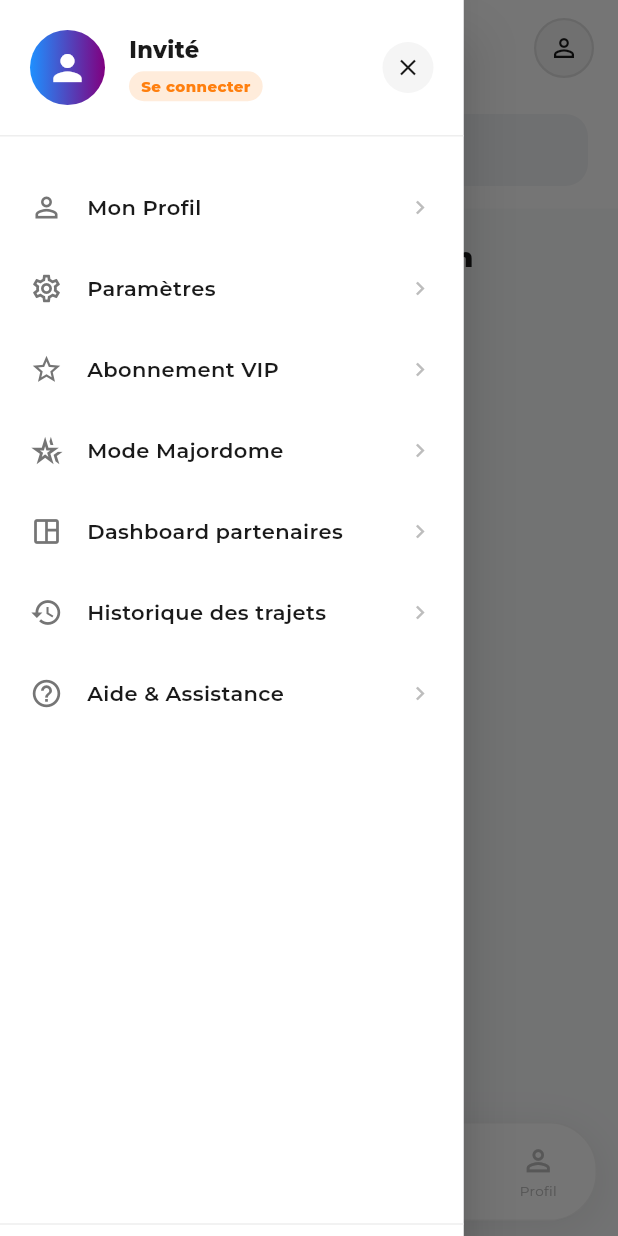
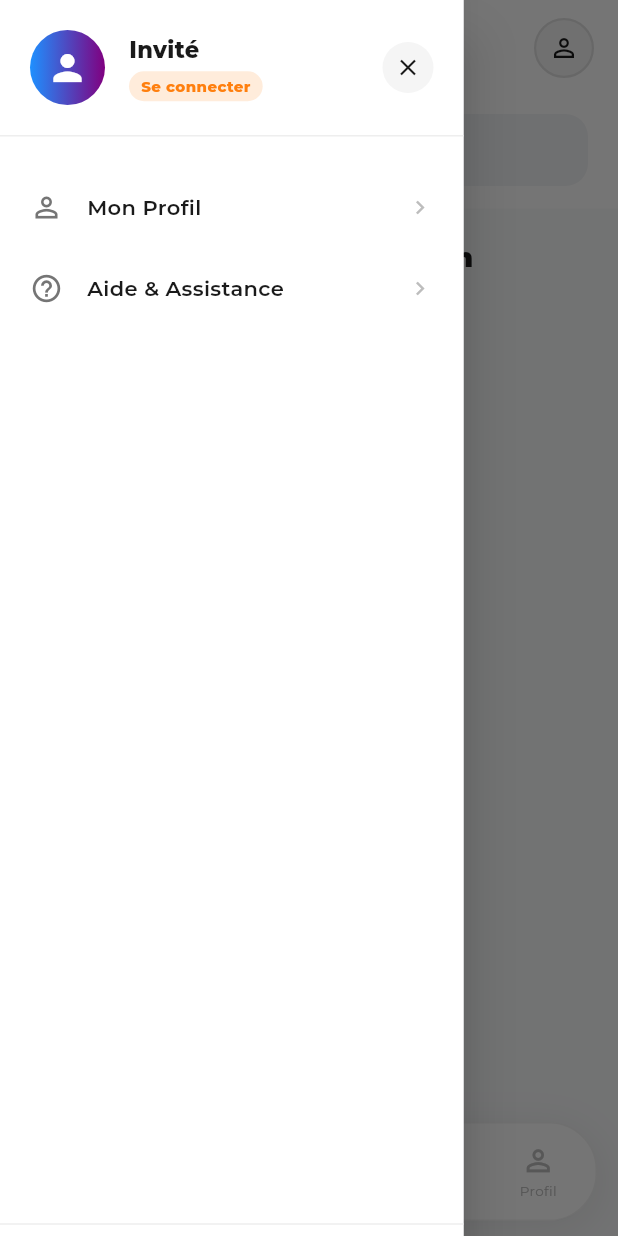
Before and after one commit to EUDYDEV/drift_app, a Flutter app: the screen it shows after launch, item 2 of the bottom bar chosen, after a tap on "DriFt", on a phone screen of 412 x 824 dp. Run offline on Flutter 3.47's test engine with Material 3 defaults, Android fonts, the phone set to English and light mode, and no system bars; our stand-ins replace flutter_map, flutter_secure_storage, geocoding, geolocator, google_fonts, latlong2 and 2 more; missing offline and left inert: panorama; network calls fail.

Commit message:
secure client drawer navigation

```diff
--- a/lib/screens/menu/settings_page.dart
+++ b/lib/screens/menu/settings_page.dart
@@ -9,7 +9,6 @@ import 'premium_page.dart';
 import 'help_page.dart';
 import 'payment_methods_page.dart';
 import 'history_page.dart';
-import 'partner_dashboard_page.dart';
 import '../pages/majordome_brief_page.dart';
 
 class SettingsPage extends StatefulWidget {
@@ -90,13 +89,6 @@ class _SettingsPageState extends State<SettingsPage> {
                   context,
                   MaterialPageRoute(
                       builder: (_) => const MajordomeBriefPage()));
-            }),
-            _buildSettingsTile(context, Icons.space_dashboard_outlined,
-                'Dashboard partenaires', onTap: () {
-              Navigator.push(
-                  context,
-                  MaterialPageRoute(
-                      builder: (_) => const PartnerDashboardPage()));
             }),
             _buildSettingsTile(context, Icons.star_border, 'Abonnement Premium',
                 iconColor: AppColors.orange, onTap: () {
@@ -217,8 +209,8 @@ class _SettingsPageState extends State<SettingsPage> {
           subtitle: subtitle != null
               ? Text(
                   subtitle,
-                  style:
-                      GoogleFonts.montserrat(fontSize: 12, color: AppColors.grayText),
+                  style: GoogleFonts.montserrat(
+                      fontSize: 12, color: AppColors.grayText),
                 )
               : null,
           trailing: trailing ??
--- a/lib/services/auth_service.dart
+++ b/lib/services/auth_service.dart
@@ -19,9 +19,10 @@ class AuthService extends ChangeNotifier {
   String _userName = '';
   String _userEmail = '';
   bool _isVip = false;
+  bool _sessionValidated = false;
   bool _initialized = false;
 
-  bool get isAuthenticated => _token != null;
+  bool get isAuthenticated => _token != null && _sessionValidated;
   String get userName => _userName;
   String get userEmail => _userEmail;
   bool get isVip => isAuthenticated && _isVip;
@@ -35,6 +36,7 @@ class AuthService extends ChangeNotifier {
     _initialized = true;
 
     _token = await readToken();
+    _sessionValidated = false;
     if (_token != null) {
       await _refreshProfile(clearTokenOnUnauthorized: true);
     }
@@ -67,7 +69,8 @@ class AuthService extends ChangeNotifier {
       );
 
       if (response.statusCode != 201) {
-        debugPrint('Echec inscription: ${response.statusCode} ${response.body}');
+        debugPrint(
+            'Echec inscription: ${response.statusCode} ${response.body}');
         return false;
       }
 
@@ -171,6 +174,7 @@ class AuthService extends ChangeNotifier {
     }
 
     _token = token;
+    _sessionValidated = true;
     await _storage.write(key: _tokenKey, value: token);
     _applyUser(
       userJson,
@@ -196,6 +200,7 @@ class AuthService extends ChangeNotifier {
       if (response.statusCode == 200) {
         final data = _decodeJson(response.body);
         _token = token;
+        _sessionValidated = true;
         _applyUser(data);
         return true;
       }
@@ -228,6 +233,7 @@ class AuthService extends ChangeNotifier {
 
   Future<void> _clearSession({bool notify = true}) async {
     _token = null;
+    _sessionValidated = false;
     _userName = '';
     _userEmail = '';
     _isVip = false;
--- a/lib/widgets/menu_drawer.dart
+++ b/lib/widgets/menu_drawer.dart
@@ -7,7 +7,6 @@ import '../screens/menu/profile_page.dart';
 import '../screens/menu/premium_page.dart';
 import '../screens/menu/help_page.dart';
 import '../screens/menu/history_page.dart';
-import '../screens/menu/partner_dashboard_page.dart';
 import '../screens/auth/login_screen.dart';
 import '../screens/pages/majordome_brief_page.dart';
 import '../services/auth_service.dart';
@@ -17,6 +16,8 @@ class MenuDrawer extends StatelessWidget {
 
   @override
   Widget build(BuildContext context) {
+    final auth = context.watch<AuthService>();
+
     return Align(
       alignment: Alignment.centerLeft,
       child: Material(
@@ -42,8 +43,11 @@ class MenuDrawer extends StatelessWidget {
                         Navigator.push(
                             context,
                             MaterialPageRoute(
-                                builder: (_) => const ProfilePage()));
+                                builder: (_) => auth.isAuthenticated
+                                    ? const ProfilePage()
+                                    : const LoginScreen()));
                       }),
+                      if (auth.isAuthenticated) ...[
                         _buildMenuItem(
                             context, Icons.settings_outlined, 'Paramètres', () {
                           Navigator.pop(context);
@@ -60,31 +64,24 @@ class MenuDrawer extends StatelessWidget {
                               MaterialPageRoute(
                                   builder: (_) => const PremiumPage()));
                         }),
-                      _buildMenuItem(
-                          context, Icons.hotel_class_outlined, 'Mode Majordome',
-                          () {
+                        _buildMenuItem(context, Icons.hotel_class_outlined,
+                            'Mode Majordome', () {
                           Navigator.pop(context);
                           Navigator.push(
                               context,
                               MaterialPageRoute(
                                   builder: (_) => const MajordomeBriefPage()));
                         }),
-                      _buildMenuItem(context, Icons.space_dashboard_outlined,
-                          'Dashboard partenaires', () {
-                        Navigator.pop(context);
-                        Navigator.push(
-                            context,
-                            MaterialPageRoute(
-                                builder: (_) => const PartnerDashboardPage()));
-                      }),
                         _buildMenuItem(
-                          context, Icons.history, 'Historique des trajets', () {
+                            context, Icons.history, 'Historique des trajets',
+                            () {
                           Navigator.pop(context);
                           Navigator.push(
                               context,
                               MaterialPageRoute(
                                   builder: (_) => const HistoryPage()));
                         }),
+                      ],
                       _buildMenuItem(
                           context, Icons.help_outline, 'Aide & Assistance', () {
                         Navigator.pop(context);
@@ -97,15 +94,17 @@ class MenuDrawer extends StatelessWidget {
                   ),
                 ),
                 const Divider(color: Color(0xFFEEEEEE)),
-                if (context.watch<AuthService>().isAuthenticated)
+                if (auth.isAuthenticated)
                   Padding(
-                    padding:
-                        const EdgeInsets.symmetric(horizontal: 20, vertical: 20),
-                    child: _buildMenuItem(context, Icons.logout, 'Déconnexion', () {
-                      context.read<AuthService>().logout();
+                    padding: const EdgeInsets.symmetric(
+                        horizontal: 20, vertical: 20),
+                    child: _buildMenuItem(context, Icons.logout, 'Déconnexion',
+                        () {
+                      auth.logout();
                       Navigator.pushAndRemoveUntil(
                           context,
-                          MaterialPageRoute(builder: (_) => const LoginScreen()),
+                          MaterialPageRoute(
+                              builder: (_) => const LoginScreen()),
                           (route) => false);
                     }, color: Colors.red),
                   ),
```
Lines whose indentation alone changed are shown as unchanged.
